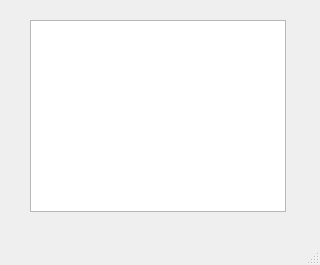
Above: Qt/02/dz2-2/mainwindow.ui from PencilTorch/GeekBrains before the change. Below: the same form after it.
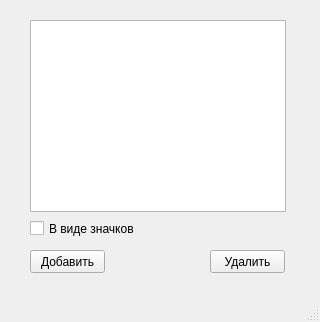
That is the form after the change.

The edit to the form file:
```diff
--- a/Qt/02/dz2-2/mainwindow.ui
+++ b/Qt/02/dz2-2/mainwindow.ui
@@ -7,7 +7,7 @@
     <x>0</x>
     <y>0</y>
     <width>320</width>
-    <height>265</height>
+    <height>322</height>
    </rect>
   </property>
   <property name="windowTitle">
@@ -24,6 +24,45 @@
      </rect>
     </property>
    </widget>
+   <widget class="QPushButton" name="pushButton">
+    <property name="geometry">
+     <rect>
+      <x>30</x>
+      <y>250</y>
+      <width>75</width>
+      <height>23</height>
+     </rect>
+    </property>
+    <property name="text">
+     <string>Добавить</string>
+    </property>
+   </widget>
+   <widget class="QPushButton" name="pushButton_2">
+    <property name="geometry">
+     <rect>
+      <x>210</x>
+      <y>250</y>
+      <width>75</width>
+      <height>23</height>
+     </rect>
+    </property>
+    <property name="text">
+     <string>Удалить</string>
+    </property>
+   </widget>
+   <widget class="QCheckBox" name="checkBox">
+    <property name="geometry">
+     <rect>
+      <x>30</x>
+      <y>220</y>
+      <width>111</width>
+      <height>17</height>
+     </rect>
+    </property>
+    <property name="text">
+     <string>В виде значков</string>
+    </property>
+   </widget>
   </widget>
   <widget class="QMenuBar" name="menubar">
    <property name="geometry">
```
